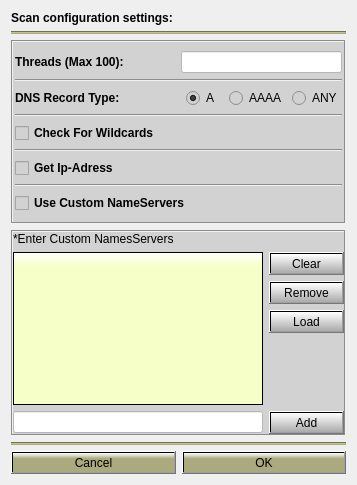
Before: the Qt Designer form Gui/src/BruteTab/BruteConfigDialog.ui in 3nock/OTE, drawn with Qt 5.
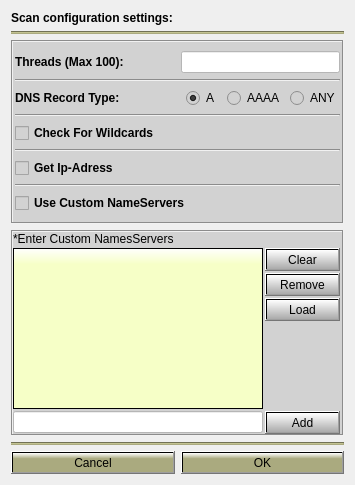
After: the same form once the commit is applied.

```diff
--- a/Gui/src/BruteTab/BruteConfigDialog.ui
+++ b/Gui/src/BruteTab/BruteConfigDialog.ui
@@ -345,6 +345,9 @@
       </property>
       <item>
        <layout class="QVBoxLayout" name="verticalLayout_2">
+        <property name="spacing">
+         <number>2</number>
+        </property>
         <item>
          <widget class="QLabel" name="label_9">
           <property name="text">
@@ -393,6 +396,9 @@
           </item>
           <item>
            <layout class="QVBoxLayout" name="verticalLayout_8">
+            <property name="spacing">
+             <number>2</number>
+            </property>
             <item>
              <widget class="QPushButton" name="pushButton_clear">
               <property name="sizePolicy">
```
